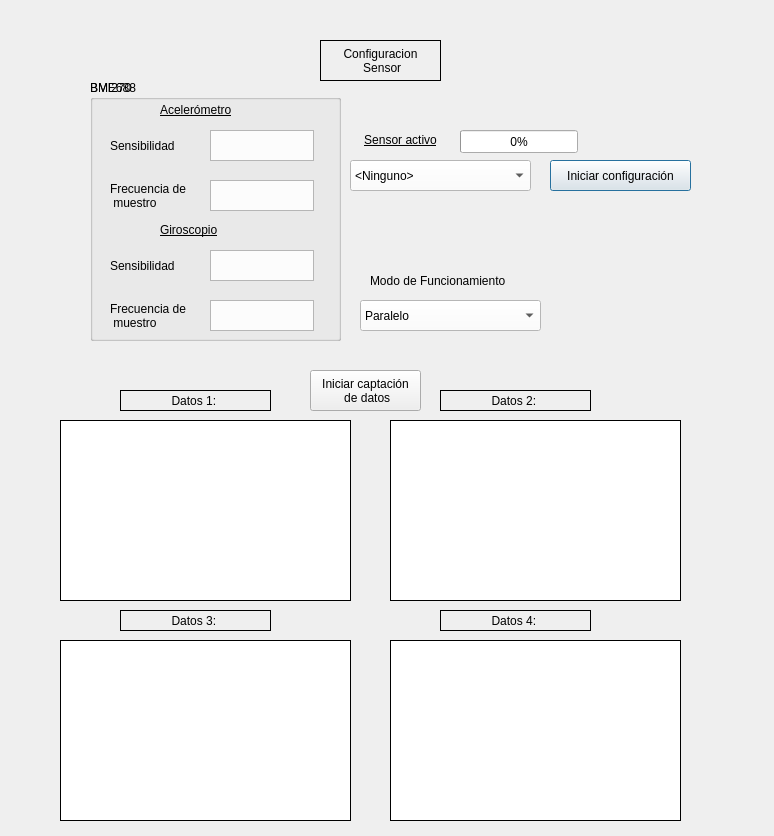
Before: the Qt Designer form Tarea2/PyQt/xd.ui in f-escarate/EmbebidosYSensores, drawn with Qt 5.
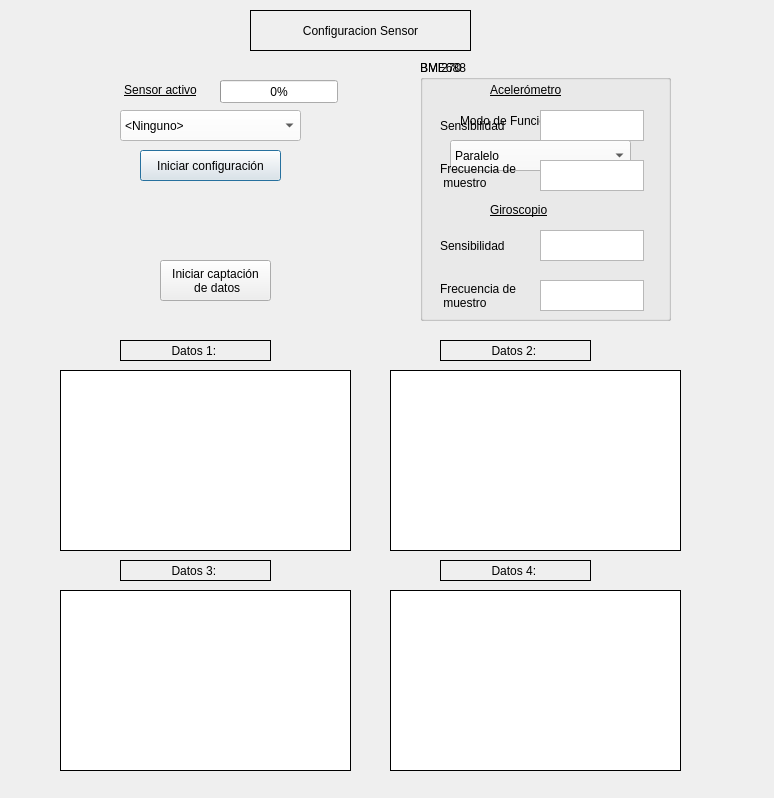
After: the same form once the commit is applied.

Patch:
```diff
--- a/Tarea2/PyQt/xd.ui
+++ b/Tarea2/PyQt/xd.ui
@@ -7,7 +7,7 @@
     <x>0</x>
     <y>0</y>
     <width>774</width>
-    <height>836</height>
+    <height>798</height>
    </rect>
   </property>
   <property name="windowTitle">
@@ -16,8 +16,8 @@
   <widget class="QLabel" name="label_30">
    <property name="geometry">
     <rect>
-     <x>350</x>
-     <y>130</y>
+     <x>110</x>
+     <y>80</y>
      <width>101</width>
      <height>21</height>
     </rect>
@@ -34,8 +34,8 @@
   <widget class="QProgressBar" name="progressBar">
    <property name="geometry">
     <rect>
-     <x>460</x>
-     <y>130</y>
+     <x>220</x>
+     <y>80</y>
      <width>118</width>
      <height>23</height>
     </rect>
@@ -47,8 +47,8 @@
   <widget class="QComboBox" name="selectSensor">
    <property name="geometry">
     <rect>
-     <x>350</x>
-     <y>160</y>
+     <x>120</x>
+     <y>110</y>
      <width>181</width>
      <height>31</height>
     </rect>
@@ -78,9 +78,9 @@
   <widget class="QLabel" name="Title">
    <property name="geometry">
     <rect>
-     <x>320</x>
-     <y>40</y>
-     <width>121</width>
+     <x>250</x>
+     <y>10</y>
+     <width>221</width>
      <height>41</height>
     </rect>
    </property>
@@ -91,59 +91,17 @@
     <enum>QFrame::Box</enum>
    </property>
    <property name="text">
-    <string>Configuracion 
- Sensor</string>
+    <string>Configuracion Sensor</string>
    </property>
    <property name="alignment">
     <set>Qt::AlignCenter</set>
    </property>
   </widget>
-  <widget class="QComboBox" name="selectMode">
-   <property name="geometry">
-    <rect>
-     <x>360</x>
-     <y>300</y>
-     <width>181</width>
-     <height>31</height>
-    </rect>
-   </property>
-   <property name="styleSheet">
-    <string notr="true">background-color: rgb(255, 255, 255);</string>
-   </property>
-   <item>
-    <property name="text">
-     <string>Paralelo</string>
-    </property>
-   </item>
-   <item>
-    <property name="text">
-     <string>Forzado</string>
-    </property>
-   </item>
-  </widget>
-  <widget class="QLabel" name="label_31">
-   <property name="geometry">
-    <rect>
-     <x>370</x>
-     <y>270</y>
-     <width>161</width>
-     <height>21</height>
-    </rect>
-   </property>
-   <property name="styleSheet">
-    <string notr="true">color: rgb(0, 0, 0);
-
-</string>
-   </property>
-   <property name="text">
-    <string>Modo de Funcionamiento</string>
-   </property>
-  </widget>
   <widget class="QGraphicsView" name="Plot1">
    <property name="geometry">
     <rect>
      <x>60</x>
-     <y>420</y>
+     <y>370</y>
      <width>291</width>
      <height>181</height>
     </rect>
@@ -154,12 +112,18 @@
    <property name="frameShadow">
     <enum>QFrame::Plain</enum>
    </property>
+   <property name="verticalScrollBarPolicy">
+    <enum>Qt::ScrollBarAsNeeded</enum>
+   </property>
+   <property name="horizontalScrollBarPolicy">
+    <enum>Qt::ScrollBarAsNeeded</enum>
+   </property>
   </widget>
   <widget class="QGraphicsView" name="Plot2">
    <property name="geometry">
     <rect>
      <x>390</x>
-     <y>420</y>
+     <y>370</y>
      <width>291</width>
      <height>181</height>
     </rect>
@@ -175,7 +139,7 @@
    <property name="geometry">
     <rect>
      <x>60</x>
-     <y>640</y>
+     <y>590</y>
      <width>291</width>
      <height>181</height>
     </rect>
@@ -191,7 +155,7 @@
    <property name="geometry">
     <rect>
      <x>390</x>
-     <y>640</y>
+     <y>590</y>
      <width>291</width>
      <height>181</height>
     </rect>
@@ -207,7 +171,7 @@
    <property name="geometry">
     <rect>
      <x>120</x>
-     <y>390</y>
+     <y>340</y>
      <width>151</width>
      <height>21</height>
     </rect>
@@ -229,7 +193,7 @@
    <property name="geometry">
     <rect>
      <x>440</x>
-     <y>390</y>
+     <y>340</y>
      <width>151</width>
      <height>21</height>
     </rect>
@@ -251,7 +215,7 @@
    <property name="geometry">
     <rect>
      <x>120</x>
-     <y>610</y>
+     <y>560</y>
      <width>151</width>
      <height>21</height>
     </rect>
@@ -273,7 +237,7 @@
    <property name="geometry">
     <rect>
      <x>440</x>
-     <y>610</y>
+     <y>560</y>
      <width>151</width>
      <height>21</height>
     </rect>
@@ -291,11 +255,11 @@
     <set>Qt::AlignCenter</set>
    </property>
   </widget>
-  <widget class="QPushButton" name="pushButton">
+  <widget class="QPushButton" name="initConfigButton">
    <property name="geometry">
     <rect>
-     <x>550</x>
-     <y>160</y>
+     <x>140</x>
+     <y>150</y>
      <width>141</width>
      <height>31</height>
     </rect>
@@ -304,11 +268,11 @@
     <string>Iniciar configuración</string>
    </property>
   </widget>
-  <widget class="QPushButton" name="pushButton_2">
+  <widget class="QPushButton" name="readDataButton">
    <property name="geometry">
     <rect>
-     <x>310</x>
-     <y>370</y>
+     <x>160</x>
+     <y>260</y>
      <width>111</width>
      <height>41</height>
     </rect>
@@ -321,8 +285,8 @@
   <widget class="QGroupBox" name="BMI270Box">
    <property name="geometry">
     <rect>
-     <x>90</x>
-     <y>80</y>
+     <x>420</x>
+     <y>60</y>
      <width>251</width>
      <height>261</height>
     </rect>
@@ -426,7 +390,7 @@
      <string>Sensibilidad</string>
     </property>
    </widget>
-   <widget class="QTextEdit" name="text_acc_sampling_2">
+   <widget class="QTextEdit" name="text_gyro_sampling">
     <property name="geometry">
      <rect>
       <x>120</x>
@@ -450,7 +414,7 @@
  muestro</string>
     </property>
    </widget>
-   <widget class="QTextEdit" name="text_acc_sensibity_2">
+   <widget class="QTextEdit" name="text_gyro_sensibity">
     <property name="geometry">
      <rect>
       <x>120</x>
@@ -467,8 +431,8 @@
    </property>
    <property name="geometry">
     <rect>
-     <x>90</x>
-     <y>80</y>
+     <x>420</x>
+     <y>60</y>
      <width>251</width>
      <height>261</height>
     </rect>
@@ -476,14 +440,54 @@
    <property name="title">
     <string>BME688</string>
    </property>
+   <widget class="QLabel" name="label_31">
+    <property name="geometry">
+     <rect>
+      <x>40</x>
+      <y>50</y>
+      <width>181</width>
+      <height>21</height>
+     </rect>
+    </property>
+    <property name="styleSheet">
+     <string notr="true">color: rgb(0, 0, 0);
+
+</string>
+    </property>
+    <property name="text">
+     <string>Modo de Funcionamiento</string>
+    </property>
+   </widget>
+   <widget class="QComboBox" name="selectMode">
+    <property name="geometry">
+     <rect>
+      <x>30</x>
+      <y>80</y>
+      <width>181</width>
+      <height>31</height>
+     </rect>
+    </property>
+    <property name="styleSheet">
+     <string notr="true">background-color: rgb(255, 255, 255);</string>
+    </property>
+    <item>
+     <property name="text">
+      <string>Paralelo</string>
+     </property>
+    </item>
+    <item>
+     <property name="text">
+      <string>Forzado</string>
+     </property>
+    </item>
+   </widget>
   </widget>
+  <zorder>BME688Box</zorder>
   <zorder>BMI270Box</zorder>
   <zorder>label_30</zorder>
   <zorder>progressBar</zorder>
   <zorder>selectSensor</zorder>
   <zorder>Title</zorder>
-  <zorder>selectMode</zorder>
-  <zorder>label_31</zorder>
   <zorder>Plot1</zorder>
   <zorder>Plot2</zorder>
   <zorder>Plot3</zorder>
@@ -492,9 +496,8 @@
   <zorder>label_datos2</zorder>
   <zorder>label_datos3</zorder>
   <zorder>label_datos4</zorder>
-  <zorder>pushButton</zorder>
-  <zorder>pushButton_2</zorder>
-  <zorder>BME688Box</zorder>
+  <zorder>initConfigButton</zorder>
+  <zorder>readDataButton</zorder>
  </widget>
  <resources/>
  <connections/>
```
